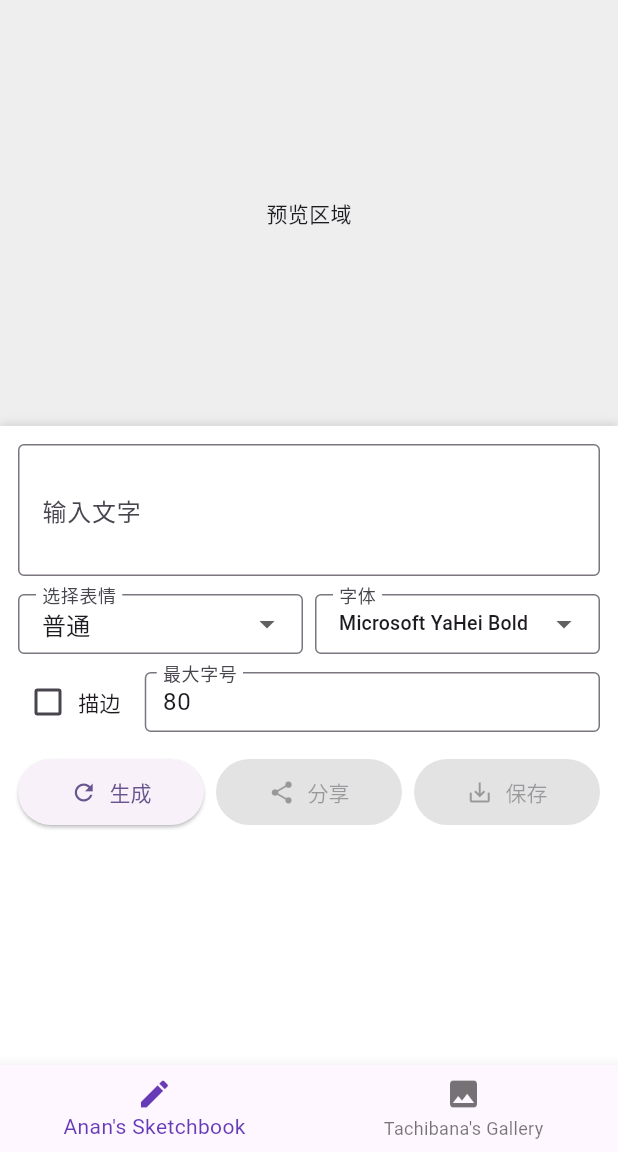
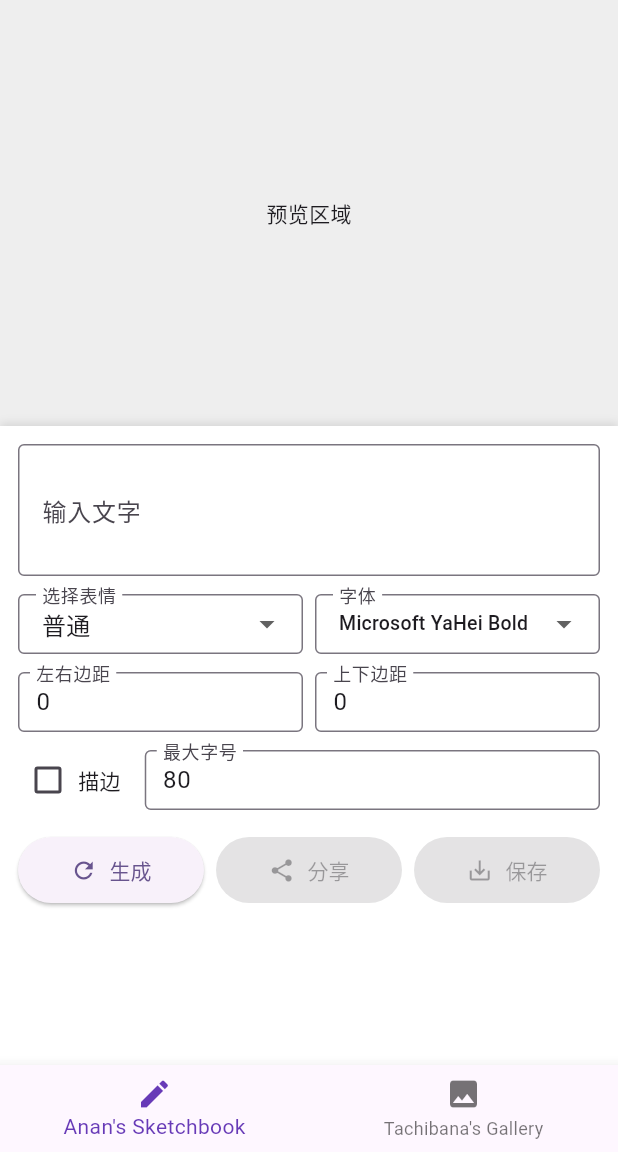
Before and after one commit to rubbish-picker/manosaba-utils, a Flutter app: the screen it shows after launch, on a phone screen of 412 x 824 dp, the part 84-1236 px from its top. Run offline on Flutter 3.47's test engine with Material 3 defaults, Android fonts, the phone set to English and light mode, and no system bars; our stand-ins replace open_filex, package_info_plus, share_plus; missing offline and left inert: gal, version; network calls fail.

Commit message:
更新版本号至 1.3.0；添加边距设置功能

```diff
--- a/lib/anan_sketchbook_page.dart
+++ b/lib/anan_sketchbook_page.dart
@@ -24,7 +24,7 @@ class _SketchbookPageState extends State<SketchbookPage> {
   bool _isGenerating = false;
   Uint8List? _generatedImageBytes;
 
-  final Rect _textArea = const Rect.fromLTWH(119, 450, 279, 175);
+  final Rect _textArea = const Rect.fromLTWH(108.5, 450, 300, 175);
 
   final TextEditingController _maxFontSizeController =
       TextEditingController(text: "80");
@@ -44,6 +44,12 @@ class _SketchbookPageState extends State<SketchbookPage> {
   Color _highlightColor = const Color.fromARGB(255, 128, 0, 128);
   Color _outlineColor = Colors.white;
   bool _isOutline = false;
+
+  // 边距设置
+  final TextEditingController _paddingHorizontalController =
+      TextEditingController(text: "0");
+  final TextEditingController _paddingVerticalController =
+      TextEditingController(text: "0");
 
   // 表情映射
   final Map<String, String> _emotionMap = {
@@ -135,6 +141,14 @@ class _SketchbookPageState extends State<SketchbookPage> {
 
         // 二分查找合适的字号
 
+        // 先获取边距值和计算可用区域
+        double paddingHorizontal =
+            double.tryParse(_paddingHorizontalController.text) ?? 0;
+        double paddingVertical =
+            double.tryParse(_paddingVerticalController.text) ?? 0;
+        double availableWidth = _textArea.width - paddingHorizontal * 2;
+        double availableHeight = _textArea.height - paddingVertical * 2;
+
         double currentSize = maxSize;
         TextPainter? bestPainter;
 
@@ -158,13 +172,13 @@ class _SketchbookPageState extends State<SketchbookPage> {
           );
           final TextPainter painter = TextPainter(
             text: span,
+            textDirection: TextDirection.ltr,
             textAlign: TextAlign.center,
-            textDirection: TextDirection.ltr,
           );
 
-          painter.layout(maxWidth: _textArea.width);
+          painter.layout(maxWidth: availableWidth);
 
-          if (painter.height <= _textArea.height) {
+          if (painter.height <= availableHeight) {
             bestPainter = painter;
             break; // 找到了最大的能放下的
           }
@@ -181,17 +195,20 @@ class _SketchbookPageState extends State<SketchbookPage> {
           );
           bestPainter = TextPainter(
             text: span,
+            textDirection: TextDirection.ltr,
             textAlign: TextAlign.center,
-            textDirection: TextDirection.ltr,
           );
-          bestPainter.layout(maxWidth: _textArea.width);
+          bestPainter.layout(maxWidth: availableWidth);
           currentSize = minSize;
         }
 
-        final double x =
-            _textArea.left + (_textArea.width - bestPainter.width) / 2;
-        final double y =
-            _textArea.top + (_textArea.height - bestPainter.height) / 2;
+        // 计算位置（居中显示）
+        double x = _textArea.left +
+            paddingHorizontal +
+            (availableWidth - bestPainter.width) / 2;
+        double y = _textArea.top +
+            paddingVertical +
+            (availableHeight - bestPainter.height) / 2;
 
         // Draw Outline
         if (_isOutline && outlineWidth > 0) {
@@ -218,10 +235,10 @@ class _SketchbookPageState extends State<SketchbookPage> {
               _textController.text, outlineNormalStyle, outlineHighlightStyle);
           final TextPainter outlinePainter = TextPainter(
             text: outlineSpan,
+            textDirection: TextDirection.ltr,
             textAlign: TextAlign.center,
-            textDirection: TextDirection.ltr,
           );
-          outlinePainter.layout(maxWidth: _textArea.width);
+          outlinePainter.layout(maxWidth: availableWidth);
           outlinePainter.paint(canvas, Offset(x, y));
         }
 
@@ -461,6 +478,44 @@ class _SketchbookPageState extends State<SketchbookPage> {
                     ),
                     const SizedBox(height: 12),
 
+                    // Row 3: 边距设置
+                    Row(
+                      children: [
+                        Expanded(
+                          child: SizedBox(
+                            height: 40,
+                            child: TextField(
+                              controller: _paddingHorizontalController,
+                              decoration: const InputDecoration(
+                                labelText: '左右边距',
+                                border: OutlineInputBorder(),
+                                contentPadding:
+                                    EdgeInsets.symmetric(horizontal: 8),
+                              ),
+                              keyboardType: TextInputType.number,
+                            ),
+                          ),
+                        ),
+                        const SizedBox(width: 8),
+                        Expanded(
+                          child: SizedBox(
+                            height: 40,
+                            child: TextField(
+                              controller: _paddingVerticalController,
+                              decoration: const InputDecoration(
+                                labelText: '上下边距',
+                                border: OutlineInputBorder(),
+                                contentPadding:
+                                    EdgeInsets.symmetric(horizontal: 8),
+                              ),
+                              keyboardType: TextInputType.number,
+                            ),
+                          ),
+                        ),
+                      ],
+                    ),
+                    const SizedBox(height: 12),
+
                     // Toggles & Settings
                     Row(
                       children: [
--- a/pubspec.yaml
+++ b/pubspec.yaml
@@ -1,7 +1,7 @@
 name: manosaba_utils
 description: Anan's Sketchbook & Tachibana's Gallery for Android
 publish_to: "none"
-version: 1.2.0
+version: 1.3.0
 
 environment:
   sdk: ">=3.0.0 <4.0.0"
```
